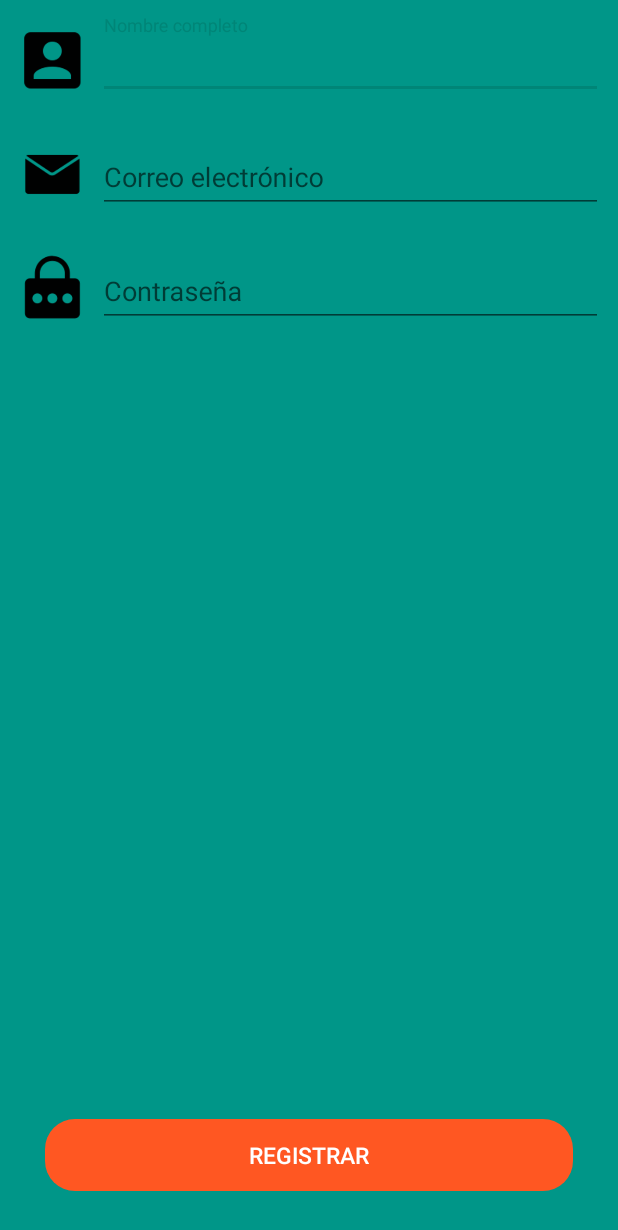
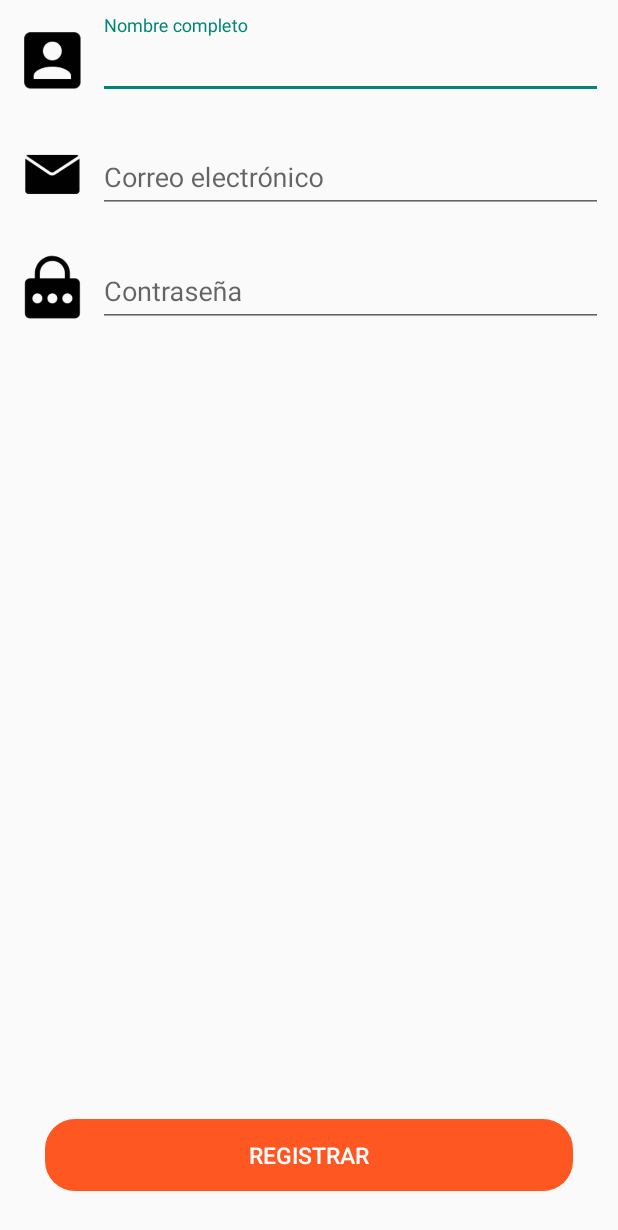
Before and after one commit to MarceloAlec/ReturnHOME, an Android app: the RegisterActivity screen opened directly, with no data from a screen before it, on a phone screen of 412 x 824 dp. Shown: the top 1230 px of the screen. Run offline under Robolectric (Android 15) with nearby library versions, the phone set to English and light mode, and no system bars.

```diff
--- a/app/src/main/res/layout/activity_login.xml
+++ b/app/src/main/res/layout/activity_login.xml
@@ -10,8 +10,7 @@
     <LinearLayout
         android:layout_width="match_parent"
         android:layout_height="match_parent"
-        android:orientation="vertical"
-        android:background="@color/colorPrimary">
+        android:orientation="vertical">
 
         <ImageView
             android:layout_width="180dp"
--- a/app/src/main/res/layout/activity_main.xml
+++ b/app/src/main/res/layout/activity_main.xml
@@ -48,10 +48,9 @@
             android:layout_margin="20dp">
 
             <Button
-
+                android:id="@+id/btnLogin"
                 android:layout_width="0dp"
                 android:layout_weight="1"
-
                 android:layout_height="wrap_content"
                 android:background="@drawable/rounded_button"
                 android:backgroundTint="@color/colorAccent"
@@ -61,6 +60,7 @@
                 android:textSize="15sp"/>
 
             <Button
+                android:id="@+id/btnRegister"
                 android:layout_width="0dp"
                 android:layout_weight="1"
                 android:layout_height="wrap_content"
--- a/app/src/main/res/layout/activity_register.xml
+++ b/app/src/main/res/layout/activity_register.xml
@@ -10,8 +10,7 @@
     <LinearLayout
         android:layout_width="match_parent"
         android:layout_height="match_parent"
-        android:orientation="vertical"
-        android:background="@color/colorPrimary">
+        android:orientation="vertical">
 
         <LinearLayout
             android:layout_width="match_parent"
```
Also changed, not shown: app/src/main/java/com/alec/returnhome/activities/MainActivity.java (+32 -0 lines).
